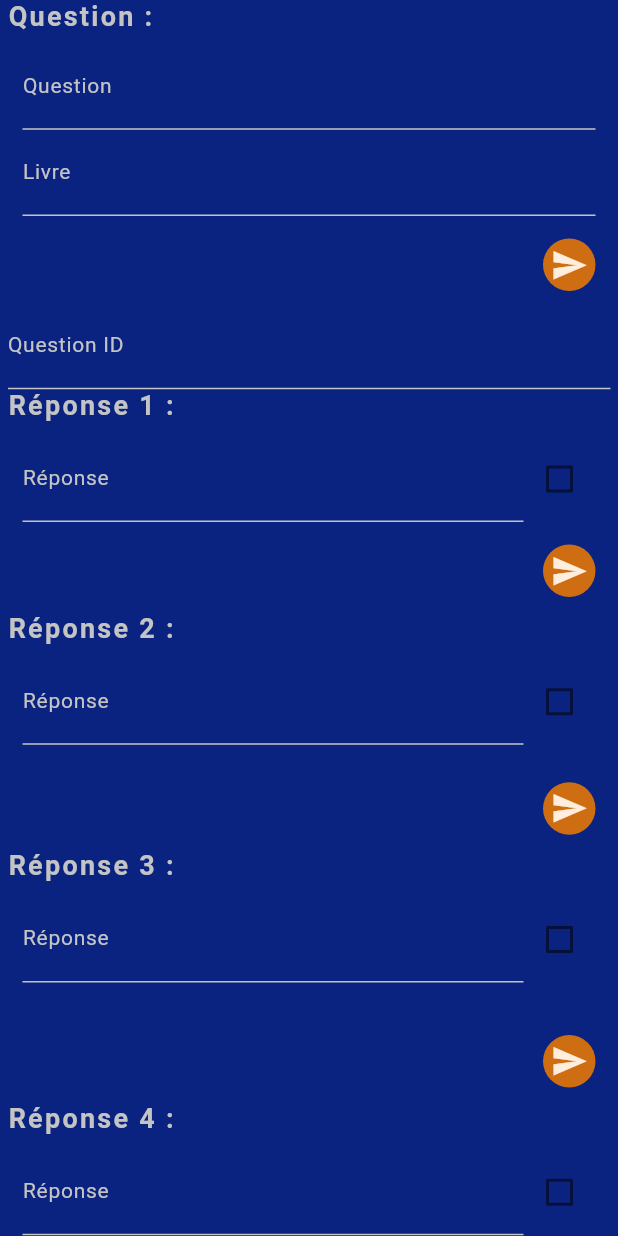
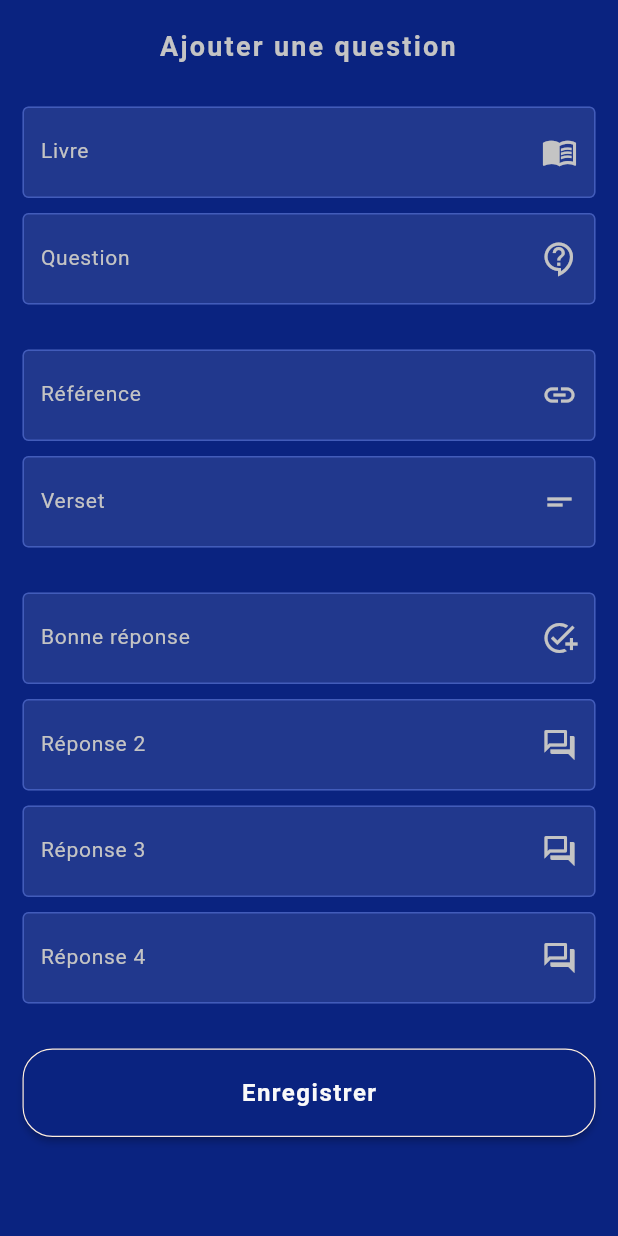
Before and after one commit to menel972/gypse-app, a Flutter app: the QuestionAjout widget shown alone on an empty page, opened directly, on a phone screen of 412 x 824 dp. Run offline on Flutter 3.47's test engine with Material 2 defaults, Android fonts, the phone set to English and light mode, and no system bars; our stand-ins replace auto_size_text, blur, circular_countdown_timer, cloud_firestore, firebase_auth, firebase_core and 5 more; missing offline and left inert: d_chart; accounts and stored records are empty; network calls fail; Roboto replaces fonts that are missing (NotoSansDisplay).

Commit message:
refonte totale du formulaire d'ajout de question

```diff
--- a/lib/composants/dialogs/quit_dialog.dart
+++ b/lib/composants/dialogs/quit_dialog.dart
@@ -1,10 +1,8 @@
 import 'package:bible_quiz/services/BLoC/bloc_router.dart';
 import 'package:bible_quiz/services/enums/couleur.dart';
-import 'package:bible_quiz/services/providers/user_provider.dart';
 import 'package:blur/blur.dart';
 import 'package:circular_countdown_timer/circular_countdown_timer.dart';
 import 'package:flutter/material.dart';
-import 'package:provider/provider.dart';
 
 import '../../styles/my_text_style.dart';
 import '../bouttons/basic_button.dart';
@@ -21,10 +19,6 @@ class QuitDialog extends StatelessWidget {
   // <> Build
   @override
   Widget build(BuildContext context) {
-    // = Provider
-    void allRepToFalse() =>
-        Provider.of<UserProvider>(context, listen: false).allRepToFalse();
-
     return Center(
       child: Container(
         height: MediaQuery.of(context).size.height * 0.3,
--- /dev/null
+++ b/lib/services/enums/my_validators.dart
@@ -0,0 +1,31 @@
+import 'livres.dart';
+
+class MyValidators {
+  String? isEmpty(value, {required String texte}) {
+    if (value!.isEmpty) return 'Vous devez entrer $texte';
+    return null;
+  }
+
+  String? livreValidator(value) {
+    if (value!.isEmpty) return 'Vous devez entrer un livre';
+    if (!Livres.livres.contains(value)) {
+      return 'Ce livre n\'est pas dans la bible (vérifiez l\'orthographe)';
+    }
+    return null;
+  }
+
+  String? limiteValidator(value, {required String texte, required int limite}) {
+    if (value!.isEmpty) return 'Vous devez entrer $texte';
+    if (value.length > limite) {
+      return 'Votre question est trop longue (max $limite car)';
+    }
+    return null;
+  }
+
+  String? testValidator(value, {required int limite}) {
+    if (value.length > limite) {
+      return 'Votre question est trop longue (${value.length})';
+    }
+    return null;
+  }
+}
--- a/lib/services/envoi.dart
+++ b/lib/services/envoi.dart
@@ -19,7 +19,41 @@ class _EnvoiState extends State<Envoi> {
       texte: 'texte rep 1',
       confirme: false);
 
-  final qr = [];
+  final qr = [
+//     {
+// 'question': Question(
+// id: '',
+// texte: 'À quel élément est associé la langue ?',
+// livre: 'Jacques',
+// ),
+// 'reponse 1': Reponse(
+// id: '',
+// questionId: '',
+// texte: 'Au feu, qui embrase',
+// confirme: true,
+// versetRef: 'Jacq 3:5-6',
+// verset: 'Voici comme un petit feu peut embraser une grande forêt ! La langue aussi est un feu.',
+// ),
+// 'reponse 2': Reponse(
+// id: '',
+// questionId: '',
+// texte: 'À la terre, indomptable et robuste',
+// confirme: false,
+// ),
+// 'reponse 3': Reponse(
+// id: '',
+// questionId: '',
+// texte: 'À l’air, pleine de légèreté',
+// confirme: false,
+// ),
+// 'reponse 4': Reponse(
+// id: '',
+// questionId: '',
+// texte: 'À l’eau, douce comme une rivière',
+// confirme: false,
+// ),
+// },
+  ];
 
   void test(Map<String, Object> qr) {
     String text = QuestionCrud.addQuestionId(qr['question'] as Question);
--- /dev/null
+++ b/lib/services/models/qr_model.dart
@@ -0,0 +1,18 @@
+import 'package:bible_quiz/services/models/question_model.dart';
+import 'package:bible_quiz/services/models/reponse_model.dart';
+
+class Qr {
+  Question question;
+  Reponse reponse1;
+  Reponse reponse2;
+  Reponse reponse3;
+  Reponse reponse4;
+
+  Qr({
+    required this.question,
+    required this.reponse1,
+    required this.reponse2,
+    required this.reponse3,
+    required this.reponse4,
+  });
+}
--- a/lib/services/models/question_model.dart
+++ b/lib/services/models/question_model.dart
@@ -1,11 +1,11 @@
 class Question {
-  final String id;
-  final String texte;
-  final String livre;
-  final bool? resultat;
-  final bool? facile;
-  final bool? moyen;
-  final bool? difficile;
+  String id;
+  String texte;
+  String livre;
+  bool? resultat;
+  bool? facile;
+  bool? moyen;
+  bool? difficile;
 
   Question({
     required this.id,
--- a/lib/services/models/reponse_model.dart
+++ b/lib/services/models/reponse_model.dart
@@ -1,10 +1,10 @@
 class Reponse {
-  final String id;
+  String id;
   String questionId;
-  final String texte;
-  final bool confirme;
-  final String? versetRef;
-  final String? verset;
+  String texte;
+  bool confirme;
+  String? versetRef;
+  String? verset;
 
   Reponse({
     required this.id,
--- a/lib/styles/my_input_style.dart
+++ b/lib/styles/my_input_style.dart
@@ -12,4 +12,20 @@ class MyInputStyle {
     labelStyle: MyTextStyle.labelS,
     counterStyle: MyTextStyle.labelS,
   );
+
+  static InputDecoration ajoutInputStyle(String label, IconData icon) =>
+      InputDecoration(
+        labelText: label,
+        labelStyle: MyTextStyle.labelS,
+        enabledBorder: const OutlineInputBorder(
+            borderSide: BorderSide(color: Couleur.primAccent)),
+        focusedBorder: const OutlineInputBorder(
+            borderSide: BorderSide(color: Couleur.secondary, width: 2)),
+        filled: true,
+        fillColor: Couleur.bleuClair.withOpacity(0.1),
+        suffixIcon: Icon(
+          icon,
+          color: Couleur.blanc,
+        ),
+      );
 }
--- a/lib/styles/my_text_style.dart
+++ b/lib/styles/my_text_style.dart
@@ -171,5 +171,10 @@ class MyTextStyle {
     color: Colors.red[700],
   );
   // M
-  static TextStyle labelM = const TextStyle();
+  static TextStyle labelM = const TextStyle(
+    fontFamily: 'NotoSansDisplay',
+    fontSize: 18,
+    letterSpacing: 0.5,
+    color: Couleur.blanc,
+  );
 }
--- a/lib/views/compte/question_ajout.dart
+++ b/lib/views/compte/question_ajout.dart
@@ -1,10 +1,14 @@
-import 'package:bible_quiz/views/compte/widgets/question_form.dart';
-import 'package:bible_quiz/views/compte/widgets/reponse_form_1.dart';
-import 'package:bible_quiz/views/compte/widgets/reponse_form_2.dart';
-import 'package:bible_quiz/views/compte/widgets/reponse_form_3.dart';
-import 'package:bible_quiz/views/compte/widgets/reponse_form_4.dart';
+import 'package:bible_quiz/services/enums/couleur.dart';
+import 'package:bible_quiz/services/models/qr_model.dart';
+import 'package:bible_quiz/services/models/question_model.dart';
+import 'package:bible_quiz/services/models/reponse_model.dart';
 import 'package:flutter/material.dart';
 
+import '../../composants/bouttons/primary_button.dart';
+import '../../services/crud/question_crud.dart';
+import '../../services/crud/reponse_crud.dart';
+import '../../services/enums/my_validators.dart';
+import '../../styles/my_input_style.dart';
 import '../../styles/my_text_style.dart';
 
 class QuestionAjout extends StatefulWidget {
@@ -15,67 +19,196 @@ class QuestionAjout extends StatefulWidget {
 }
 
 class _QuestionAjoutState extends State<QuestionAjout> {
-  static final TextEditingController _questionIdController =
-      TextEditingController();
+  final _formKey = GlobalKey<FormState>();
+
+  Qr newQr = Qr(
+    question: Question(
+      id: '',
+      texte: '',
+      livre: '',
+    ),
+    reponse1: Reponse(
+      id: '',
+      questionId: '',
+      texte: '',
+      confirme: true,
+      versetRef: '',
+      verset: '',
+    ),
+    reponse2: Reponse(
+      id: '',
+      questionId: '',
+      texte: '',
+      confirme: false,
+    ),
+    reponse3: Reponse(
+      id: '',
+      questionId: '',
+      texte: '',
+      confirme: false,
+    ),
+    reponse4: Reponse(
+      id: '',
+      questionId: '',
+      texte: '',
+      confirme: false,
+    ),
+  );
+
+  void _submit() {
+    bool isValid = _formKey.currentState!.validate();
+    if (!isValid) {
+      ScaffoldMessenger.of(context).showSnackBar(
+        const SnackBar(
+            content: Text('Le formulaire n\'est pas valide'),
+            backgroundColor: Colors.red),
+      );
+    }
+    if (isValid) {
+      _formKey.currentState!.save();
+      String qId = QuestionCrud.addQuestionId(newQr.question);
+      ReponseCrud.addReponseId(newQr.reponse1, qId);
+      ReponseCrud.addReponseId(newQr.reponse2, qId);
+      ReponseCrud.addReponseId(newQr.reponse3, qId);
+      ReponseCrud.addReponseId(newQr.reponse4, qId);
+
+      ScaffoldMessenger.of(context).showSnackBar(
+        const SnackBar(
+            content: Text('La question est enregistrée'),
+            backgroundColor: Couleur.secondary),
+      );
+      _formKey.currentState!.reset();
+    }
+  }
 
   @override
   Widget build(BuildContext context) {
     return Padding(
       padding: const EdgeInsets.symmetric(horizontal: 5),
-      child: ListView(
+      child: Form(
+        key: _formKey,
+        child: ListView.separated(
           padding: const EdgeInsets.only(
-          top: 0,
-          bottom: 30,
-          left: 0,
-          right: 0,
+            top: 20,
+            bottom: 80,
+            left: 10,
+            right: 10,
           ),
-        children: [
+          separatorBuilder: (context, i) {
+            if (i == 0 || i == 2 || i == 4 || i == 8) {
+              return const SizedBox(height: 30);
+            }
+            return const SizedBox(height: 10);
+          },
+          itemCount: 10,
+          itemBuilder: (context, i) => [
             Text(
-            'Question :',
+              'Ajouter une question',
               style: MyTextStyle.titleS,
+              textAlign: TextAlign.center,
             ),
-          const QuestionForm(),
+            // NOTE : Livre
             TextFormField(
-            controller: _questionIdController,
-            onChanged: (_) => setState(() {}),
-            decoration: const InputDecoration(labelText: 'Question ID'),
+              style: MyTextStyle.labelM,
+              decoration: MyInputStyle.ajoutInputStyle(
+                'Livre',
+                Icons.menu_book_outlined,
               ),
-          Text(
-            'Réponse 1 :',
-            style: MyTextStyle.titleS,
+              textInputAction: TextInputAction.next,
+              validator: (value) => MyValidators().livreValidator(value),
+              onSaved: (value) => newQr.question.livre = value!,
             ),
-          ReponseForm1(
-            questionId: _questionIdController.text,
+            // NOTE : Question
+            TextFormField(
+              style: MyTextStyle.labelM,
+              decoration: MyInputStyle.ajoutInputStyle(
+                'Question',
+                Icons.contact_support_outlined,
               ),
-          Text(
-            'Réponse 2 :',
-            style: MyTextStyle.titleS,
+              textInputAction: TextInputAction.next,
+              validator: (value) => MyValidators()
+                  .limiteValidator(value, texte: 'une question', limite: 130),
+              onSaved: (value) => newQr.question.texte = value!,
             ),
-          ReponseForm2(
-            questionId: _questionIdController.text,
+            // NOTE : Reference
+            TextFormField(
+              style: MyTextStyle.labelM,
+              decoration: MyInputStyle.ajoutInputStyle(
+                'Référence',
+                Icons.insert_link_outlined,
               ),
-          Text(
-            'Réponse 3 :',
-            style: MyTextStyle.titleS,
+              textInputAction: TextInputAction.next,
+              validator: (value) =>
+                  MyValidators().isEmpty(value, texte: 'une référence'),
+              onSaved: (value) => newQr.reponse1.versetRef = value!,
             ),
-          ReponseForm3(
-            questionId: _questionIdController.text,
+            // NOTE : Verset
+            TextFormField(
+              style: MyTextStyle.labelM,
+              decoration: MyInputStyle.ajoutInputStyle(
+                'Verset',
+                Icons.short_text_outlined,
               ),
-          Text(
-            'Réponse 4 :',
-            style: MyTextStyle.titleS,
+              textInputAction: TextInputAction.next,
+              validator: (value) => MyValidators()
+                  .limiteValidator(value, texte: 'un verset', limite: 200),
+              onSaved: (value) => newQr.reponse1.verset = value!,
             ),
-          ReponseForm4(
-            questionId: _questionIdController.text,
+            // NOTE : Bonne reponse
+            TextFormField(
+              style: MyTextStyle.labelM,
+              decoration: MyInputStyle.ajoutInputStyle(
+                'Bonne réponse',
+                Icons.add_task_outlined,
               ),
-        ],
+              textInputAction: TextInputAction.next,
+              validator: (value) => MyValidators().limiteValidator(value,
+                  texte: 'une bonne réponse', limite: 200),
+              onSaved: (value) => newQr.reponse1.texte = value!,
+            ),
+            TextFormField(
+              style: MyTextStyle.labelM,
+              decoration: MyInputStyle.ajoutInputStyle(
+                'Réponse 2',
+                Icons.question_answer_outlined,
+              ),
+              textInputAction: TextInputAction.next,
+              validator: (value) => MyValidators()
+                  .limiteValidator(value, texte: 'une réponse', limite: 200),
+              onSaved: (value) => newQr.reponse2.texte = value!,
+            ),
+            TextFormField(
+              style: MyTextStyle.labelM,
+              decoration: MyInputStyle.ajoutInputStyle(
+                'Réponse 3',
+                Icons.question_answer_outlined,
+              ),
+              textInputAction: TextInputAction.next,
+              validator: (value) => MyValidators()
+                  .limiteValidator(value, texte: 'une réponse', limite: 200),
+              onSaved: (value) => newQr.reponse3.texte = value!,
+            ),
+            TextFormField(
+              style: MyTextStyle.labelM,
+              decoration: MyInputStyle.ajoutInputStyle(
+                'Réponse 4',
+                Icons.question_answer_outlined,
+              ),
+              textInputAction: TextInputAction.done,
+              validator: (value) => MyValidators()
+                  .limiteValidator(value, texte: 'une réponse', limite: 200),
+              onSaved: (value) => newQr.reponse4.texte = value!,
+            ),
+            PrimaryButton(texte: 'Enregistrer', fonction: () => _submit()),
+          ][i],
+        ),
       ),
     );
   }
 
   @override
   void dispose() {
-    _questionIdController.dispose();
+    _formKey.currentState!.dispose();
     super.dispose();
   }
 }
```
Lines whose indentation alone changed are shown as unchanged.
